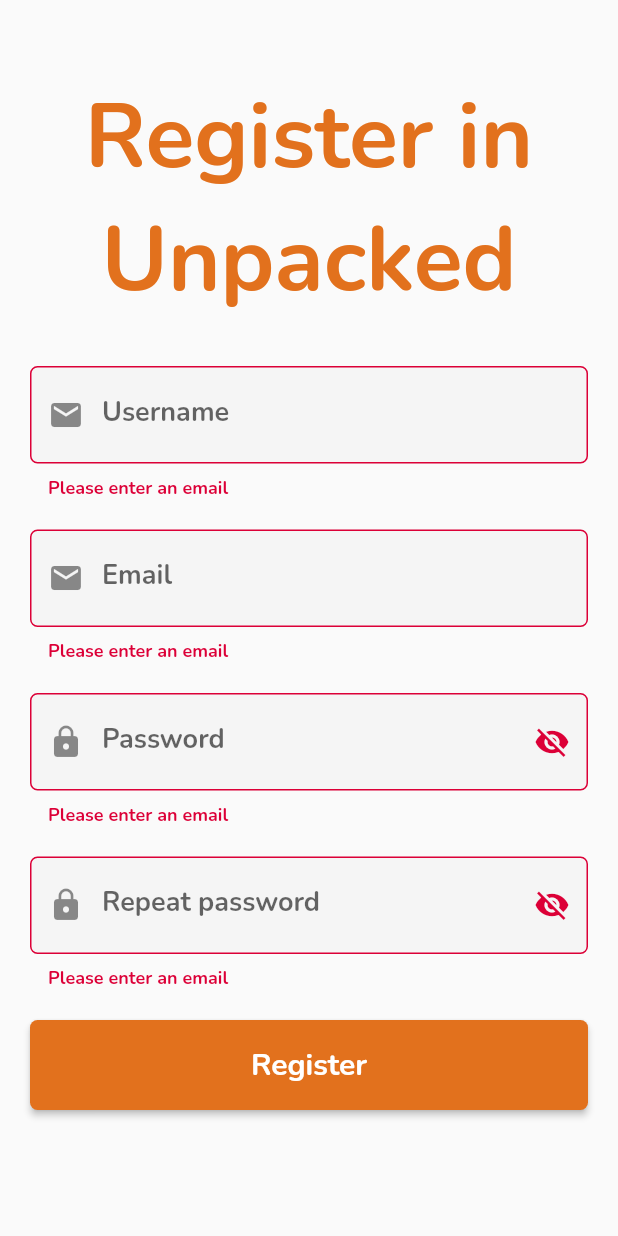
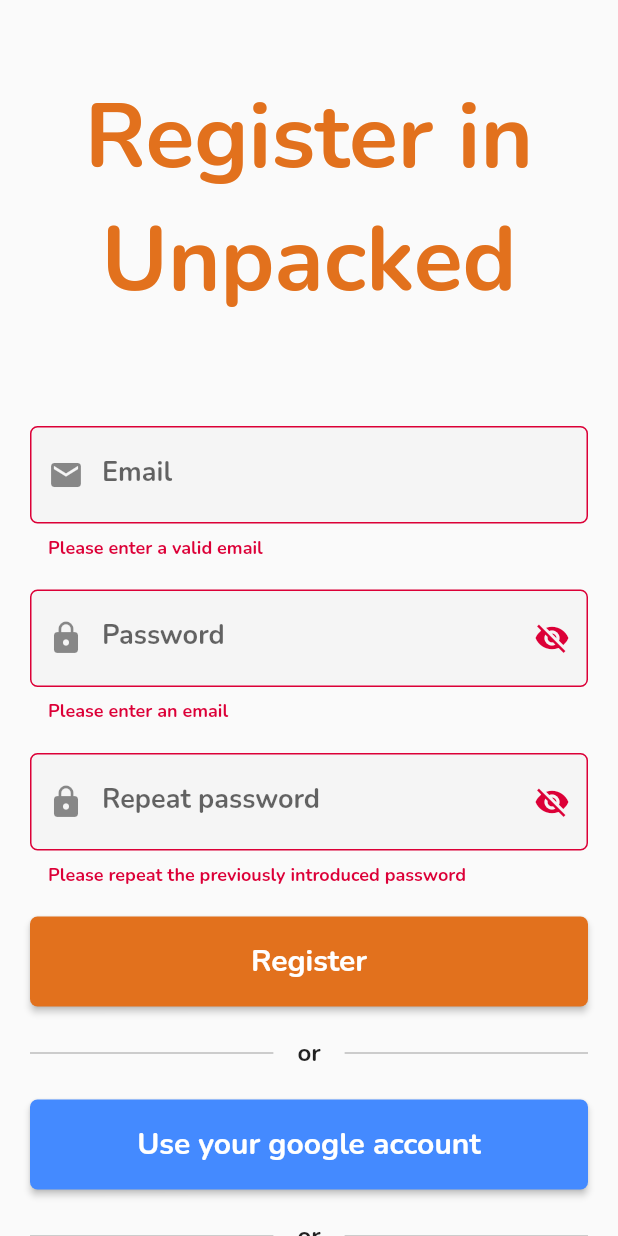
Before and after one commit to RomanMeasv/mp23_astr, a Flutter app: the screen it shows after launch, after a tap on "Register", on a phone screen of 412 x 824 dp. Run offline on Flutter 3.47's test engine with Material 2 defaults, Android fonts, the phone set to English and light mode, and no system bars; our stand-ins replace camera, cloud_firestore, firebase_auth, firebase_core, firebase_storage, get and 1 more; accounts and stored records are empty.

Commit message:
Is working, ayayay

```diff
--- a/lib/app/modules/user_module/controller.dart
+++ b/lib/app/modules/user_module/controller.dart
@@ -3,6 +3,7 @@ import 'package:mp23_astr/app/modules/user_module/auth_repository.dart';
 import 'package:mp23_astr/app/modules/user_module/binding.dart';
 import 'package:mp23_astr/app/modules/user_module/page.dart';
 import 'package:mp23_astr/app/modules/user_module/repository.dart';
+import 'package:mp23_astr/app/modules/user_module/widgets/register_widget.dart';
 
 import '../../data/model/user.dart';
 import '../shopping_list_menu_module/binding.dart';
@@ -11,6 +12,7 @@ import '../shopping_list_menu_module/page.dart';
 class UserController extends GetxController {
   final UserRepository repository;
   final AuthRepository authRepository;
+  RxBool isLogging = false.obs;
 
   UserController(this.repository, this.authRepository) {
     authRepository.authStateChanges.listen((user) {
@@ -19,7 +21,6 @@ class UserController extends GetxController {
   }
 
   final UserModel rxUserModel = UserModel();
-
   get user => rxUserModel;
 
   _syncAppWithAuthState(user) async {
@@ -54,20 +55,27 @@ class UserController extends GetxController {
   Future<UserModel> _fetchUser(user) async {
     UserModel userModel = UserModel();
     num attempts = 0;
+    bool userFetched = false; // Flag variable to indicate if a valid user is fetched
+
     print("Fetching user with UID: ${user.uid}");
     do {
       try {
         userModel = await repository.getUser(user.uid);
       } catch (e) {
-
         print("Error: $e -> Waiting for Cloud Function to execute. Try: ${++attempts}");
         await Future.delayed(const Duration(seconds: 1));
+      }
 
+      // Check if a valid user is fetched
+      if (userModel.uid != "") {
+        userFetched = true;
       }
-    } while (userModel.uid == "" && attempts < 10);
-    if (attempts > 10) {
+    } while (!userFetched && attempts < 20);
+
+    if (!userFetched) {
       print("Could not fetch user.");
     }
+
     return userModel;
   }
 
@@ -100,4 +108,8 @@ class UserController extends GetxController {
     await repository.deAssignShoppingList(user.uid, shoppingListId);
     rxUserModel.shoppingListIds.remove(shoppingListId);
   }
+
+  void changeToRegisterWidget() {
+    isLogging(false);
+  }
 }
--- a/lib/app/modules/user_module/page.dart
+++ b/lib/app/modules/user_module/page.dart
@@ -13,8 +13,7 @@ class UserPage extends GetView<UserController> {
       body: Column(
         children: [
           Obx(() {
-            String user = controller.rxUserModel.email;
-            if (user == "") {
+            if (controller.isLogging.value == false) {
               return RegisterWidget();
             } else {
               return LoginWidget();
--- a/lib/app/modules/user_module/widgets/login_widget.dart
+++ b/lib/app/modules/user_module/widgets/login_widget.dart
@@ -1,5 +1,6 @@
 import 'package:flutter/material.dart';
 import 'package:get/get.dart';
+import 'package:mp23_astr/app/modules/user_module/widgets/register_widget.dart';
 
 import '../controller.dart';
 
@@ -133,10 +134,7 @@ class _LoginWidgetState extends State<LoginWidget> {
             child: SizedBox(
               child: ElevatedButton(
                 onPressed: () {
-                  controller.signUp(
-                    _emailController.text.trim(),
-                    _passwordController.text.trim(),
-                  );
+                  controller.isLogging(false);
                 },
                 style: ElevatedButton.styleFrom(
                   backgroundColor: Theme.of(context).colorScheme.secondary,
--- a/lib/app/modules/user_module/widgets/register_widget.dart
+++ b/lib/app/modules/user_module/widgets/register_widget.dart
@@ -10,9 +10,9 @@ class RegisterWidget extends StatefulWidget {
 
 class _RegisterWidgetState extends State<RegisterWidget> {
   final _validationFormKey = GlobalKey<FormState>();
-  final TextEditingController _nameController = TextEditingController();
   final TextEditingController _emailController = TextEditingController();
   final TextEditingController _passwordController = TextEditingController();
+  final TextEditingController _repeatPasswordController = TextEditingController();
   bool _obscureTextRepPass = true;
   bool _obscureTextPass = true;
   final UserController controller = Get.find();
@@ -30,37 +30,7 @@ class _RegisterWidgetState extends State<RegisterWidget> {
               style: Theme.of(context).textTheme.titleLarge?.copyWith(
                     color: Theme.of(context).colorScheme.primary,
                   )),
-          const Padding(padding: EdgeInsets.only(top: 30)),
-
-          Container(
-            margin: const EdgeInsets.only(left: 20, right: 20, bottom: 20),
-            child: TextFormField(
-              controller: _nameController,
-              decoration: InputDecoration(
-                labelText: 'Username',
-                hintText: 'example@gmail.com',
-                prefixIcon: const Icon(Icons.email),
-                border: OutlineInputBorder(
-                  borderRadius: BorderRadius.circular(5),
-                ),
-                focusedBorder: OutlineInputBorder(
-                  borderRadius: BorderRadius.circular(5),
-                  borderSide: BorderSide(
-                    color: Theme.of(context).colorScheme.primary,
-                    width: 2.0,
-                  ),
-                ),
-                filled: true,
-                fillColor: Colors.grey[100],
-              ),
-              validator: (value) {
-                if (value == null || value.isEmpty) {
-                  return 'Please enter an email';
-                }
-                return null;
-              },
-            ),
-          ),
+          const Padding(padding: EdgeInsets.only(top: 70)),
           Container(
             margin: const EdgeInsets.only(left: 20, right: 20, bottom: 20),
             child: TextFormField(
@@ -83,8 +53,8 @@ class _RegisterWidgetState extends State<RegisterWidget> {
                 fillColor: Colors.grey[100],
               ),
               validator: (value) {
-                if (value == null || value.isEmpty) {
-                  return 'Please enter an email';
+                if (value == null || value.isEmpty || !value.isEmail) {
+                  return 'Please enter a valid email';
                 }
                 return null;
               },
@@ -141,7 +111,7 @@ class _RegisterWidgetState extends State<RegisterWidget> {
             child: StatefulBuilder(
               builder: (BuildContext context, StateSetter setState) {
                 return TextFormField(
-                  controller: _passwordController,
+                  controller: _repeatPasswordController,
                   decoration: InputDecoration(
                     labelText: 'Repeat password',
                     hintText: '••••••••',
@@ -173,10 +143,12 @@ class _RegisterWidgetState extends State<RegisterWidget> {
                   ),
                   obscureText: _obscureTextRepPass,
                   validator: (value) {
-                    if (value == null || value.isEmpty) {
-                      return 'Please enter an email';
+                    if (value == null || value.isEmpty || value.length < 6) {
+                      return "Please repeat the previously introduced password";
                     }
-                    // Add additional email validation logic if needed
+                    if(value != _passwordController.value.text){
+                      return "Password doesn't match";
+                    }
                     return null;
                   },
                 );
@@ -208,6 +180,78 @@ class _RegisterWidgetState extends State<RegisterWidget> {
                           color: Theme.of(context).colorScheme.onPrimary)),
                 ),
               )),
+          Container(
+              margin: const EdgeInsets.only(bottom: 20, left: 20, right: 20),
+              child: Row(
+                mainAxisAlignment: MainAxisAlignment.center,
+                children: [
+                  Expanded(child: Divider(color: Colors.grey[400], thickness: 1)),
+                  const Padding(
+                    padding: EdgeInsets.symmetric(horizontal: 16),
+                    child: Text("or"),
+                  ),
+                  Expanded(
+                      child: Divider(color: Colors.grey[400], thickness: 1)),
+                ],
+              )),
+          Container(
+              height: 60,
+              width: double.infinity,
+              margin: const EdgeInsets.only(bottom: 20, right: 20, left: 20),
+              child: SizedBox(
+                child: ElevatedButton(
+                  onPressed: () {
+                    //implement google log in
+                  },
+                  style: ElevatedButton.styleFrom(
+                    backgroundColor: Colors.blueAccent,
+                    padding:
+                    const EdgeInsets.symmetric(horizontal: 16, vertical: 12),
+                    shape: RoundedRectangleBorder(
+                      borderRadius: BorderRadius.circular(5),
+                    ),
+                  ),
+                  child: Text('Use your google account',
+                      style: TextStyle(
+                          color: Theme.of(context).colorScheme.onSecondary)),
+                ),
+              )),
+          Container(
+              margin: const EdgeInsets.only(bottom: 20, left: 20, right: 20),
+              child: Row(
+                mainAxisAlignment: MainAxisAlignment.center,
+                children: [
+                  Expanded(child: Divider(color: Colors.grey[400], thickness: 1)),
+                  const Padding(
+                    padding: EdgeInsets.symmetric(horizontal: 16),
+                    child: Text("or"),
+                  ),
+                  Expanded(
+                      child: Divider(color: Colors.grey[400], thickness: 1)),
+                ],
+              )),
+          Container(
+              height: 60,
+              width: double.infinity,
+              margin: const EdgeInsets.only(bottom: 20, right: 20, left: 20),
+              child: SizedBox(
+                child: ElevatedButton(
+                  onPressed: () {
+                    controller.isLogging(true);
+                  },
+                  style: ElevatedButton.styleFrom(
+                    backgroundColor: Theme.of(context).colorScheme.primary,
+                    padding: const EdgeInsets.symmetric(
+                        horizontal: 16, vertical: 12),
+                    shape: RoundedRectangleBorder(
+                      borderRadius: BorderRadius.circular(5),
+                    ),
+                  ),
+                  child: Text('Log in',
+                      style: TextStyle(
+                          color: Theme.of(context).colorScheme.onPrimary)),
+                ),
+              )),
         ],
       ),
     );
```
